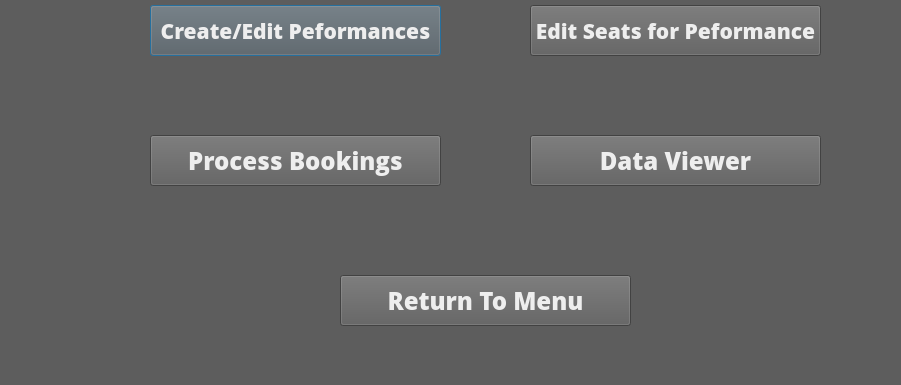
Above: Staff/StaffMainMenu/StaffConsole.ui from renekthesnek/Booking-System before the change; both pictures show x 0 to 901 and y 215 to 600 of the 1000 by 600 pixel window. Below: the same form after it.
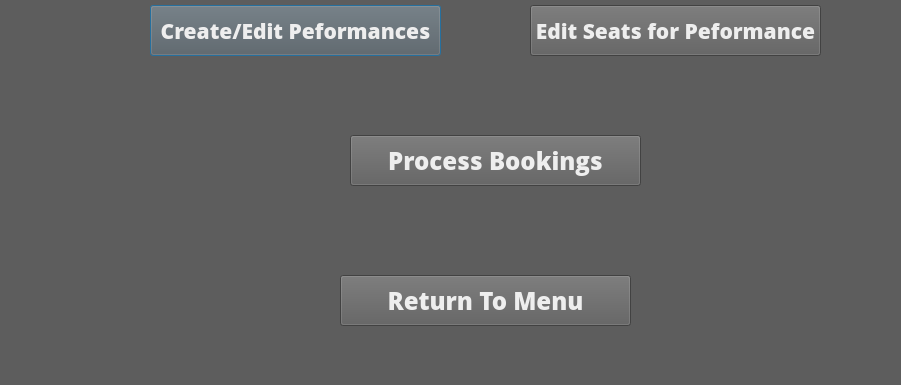
That is the form after the change.

Commit message: deletion of data viewer

Diff of the .ui file:
```diff
--- a/Staff/StaffMainMenu/StaffConsole.ui
+++ b/Staff/StaffMainMenu/StaffConsole.ui
@@ -109,32 +109,10 @@
     <string>Edit Seats for Peformance</string>
    </property>
   </widget>
-  <widget class="QPushButton" name="DataViewerButton">
-   <property name="geometry">
-    <rect>
-     <x>530</x>
-     <y>350</y>
-     <width>291</width>
-     <height>51</height>
-    </rect>
-   </property>
-   <property name="font">
-    <font>
-     <family>Open Sans Extrabold</family>
-     <pointsize>18</pointsize>
-    </font>
-   </property>
-   <property name="styleSheet">
-    <string notr="true">color: rgb(238, 238, 238);</string>
-   </property>
-   <property name="text">
-    <string>Data Viewer</string>
-   </property>
-  </widget>
   <widget class="QPushButton" name="ProcessBookingsButton">
    <property name="geometry">
     <rect>
-     <x>150</x>
+     <x>350</x>
      <y>350</y>
      <width>291</width>
      <height>51</height>
```
The commit also changes 6 other files.
